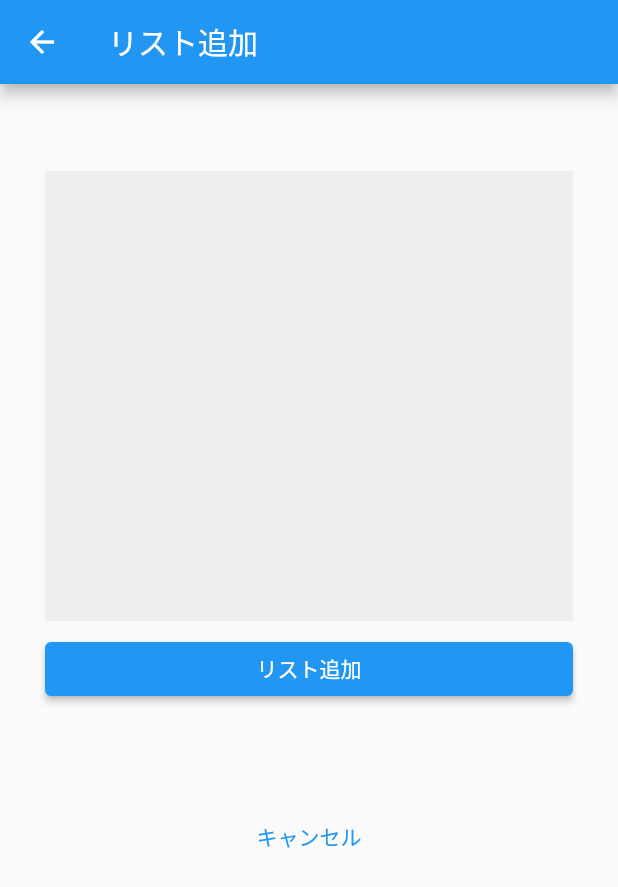
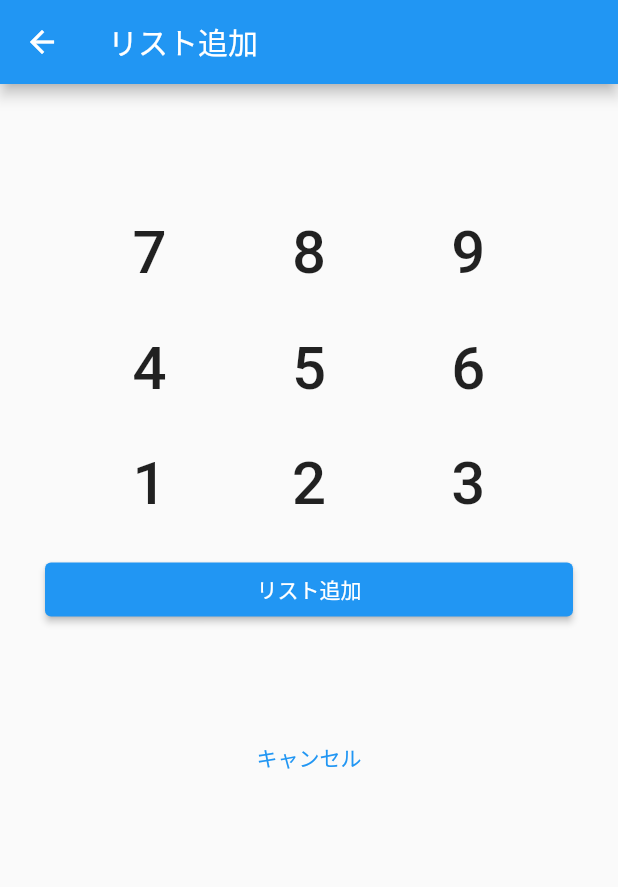
Before and after one commit to iseruuuuu/money_calc_app, a Flutter app: the screen it shows after launch, after a tap on the "add" icon, on a phone screen of 412 x 824 dp. Shown: the top 887 px of the screen. Run offline on Flutter 3.47's test engine with Material 2 defaults, Android fonts, the phone set to English and light mode, and no system bars; our stand-ins replace shared_preferences.

Commit message:
add: 追加画面で電卓風になボタンを追加

```diff
--- a/lib/add_money.dart
+++ b/lib/add_money.dart
@@ -1,4 +1,7 @@
 import 'package:flutter/material.dart';
+import 'package:flutter/services.dart';
+
+import 'cal/number_calc_button.dart';
 
 class TodoAddPage extends StatefulWidget {
 
@@ -8,8 +11,13 @@ class TodoAddPage extends StatefulWidget {
 
 class _TodoAddPageState extends State<TodoAddPage> {
 
-  String _text = '';
+  String expression = '';
   bool cancel = false;
+
+  void numClick(String text) {
+    setState(() => expression += text);
+  }
+
 
 
   @override
@@ -28,122 +36,122 @@ class _TodoAddPageState extends State<TodoAddPage> {
               mainAxisAlignment: MainAxisAlignment.center,
               children: <Widget>[
                 const SizedBox(height: 8,),
-                Container(
-                  height: 300,
-                  color: const Color(0xffeeeeee),
-                  padding: const EdgeInsets.all(10.0),
-                  child: ConstrainedBox(
-                    constraints: const BoxConstraints(
-                      maxHeight: 200.0,
+                Text(expression),
+
+
+                Row(
+                  mainAxisAlignment: MainAxisAlignment.spaceEvenly,
+                  children: <Widget>[
+                    NumberCalcButton(
+                      text: '7',
+                      textSize: 40,
+                      fillColor: 0xff424242,
+                      textColor: 0xFFFFFFFF,
+                      callback: numClick,
                     ),
-                    child: Scrollbar(
-                      child: SingleChildScrollView(
-                        scrollDirection: Axis.vertical,
-                        reverse: true,
-                        child: SizedBox(
-                          height: 190.0,
-                          child: TextField(
-                            maxLines: 10,
-                            decoration: const InputDecoration(
-                              border: InputBorder.none,
+                    NumberCalcButton(
+                      text: '8',
+                      textSize: 40,
+                      fillColor: 0xff424242,
+                      textColor: 0xFFFFFFFF,
+                      callback: numClick,
                     ),
-                            onChanged: (String value) {
-                              setState(() {
-                                _text  = value;
-                              });
-                            },
+                    NumberCalcButton(
+                      text: '9',
+                      textSize: 40,
+                      fillColor: 0xff424242,
+                      textColor: 0xFFFFFFFF,
+                      callback: numClick,
                     ),
+                  ],
                 ),
+                Row(
+                  mainAxisAlignment: MainAxisAlignment.spaceEvenly,
+                  children: <Widget>[
+                    NumberCalcButton(
+                      text: '4',
+                      textSize: 40,
+                      fillColor: 0xff424242,
+                      textColor: 0xFFFFFFFF,
+                      callback: numClick,
                     ),
+                    NumberCalcButton(
+                      text: '5',
+                      textSize: 40,
+                      fillColor: 0xff424242,
+                      textColor: 0xFFFFFFFF,
+                      callback: numClick,
                     ),
+                    NumberCalcButton(
+                      text: '6',
+                      textSize: 40,
+                      fillColor: 0xff424242,
+                      textColor: 0xFFFFFFFF,
+                      callback: numClick,
                     ),
+                  ],
+                ),
+                Row(
+                  mainAxisAlignment: MainAxisAlignment.spaceEvenly,
+                  children: <Widget>[
+                    NumberCalcButton(
+                      text: '1',
+                      textSize: 40,
+                      fillColor: 0xff424242,
+                      textColor: 0xFFFFFFFF,
+                      callback: numClick,
+                    ),
+                    NumberCalcButton(
+                      text: '2',
+                      textSize: 40,
+                      fillColor: 0xff424242,
+                      textColor: 0xFFFFFFFF,
+                      callback: numClick,
+                    ),
+                    NumberCalcButton(
+                      text: '3',
+                      textSize: 40,
+                      fillColor: 0xff424242,
+                      textColor: 0xFFFFFFFF,
+                      callback: numClick,
+                    ),
+                  ],
                 ),
                 const SizedBox(height: 8),
                 SizedBox(
-                  // 横幅いっぱいに広げる
                   width: double.infinity,
-                  // リスト追加ボタン
                   child: ElevatedButton(
                     onPressed: () {
-                      if (cancel == true) {
+
                       var now = new DateTime.now();
                       //var formatter = DateFormat('yyyy/MM/dd  HH:mm');
                       // String formattedDate = formatter.format(now); // 2016-01-25
                       final post = '\n'
                       // '$formattedDate \n'
                           '\n'
-                            '$_text';
+                          '$expression';
                       Navigator.of(context).pop(post);
-                      }else{
-                        showDialog(
-                          context: context,
-                          builder: (_) {
-                            return AlertDialog(
-                              title: const Center(
-                                  child: Text(
-                                    "\n"
-                                        "ツイートしましたか？",style: TextStyle(color: Colors.black),)),
-                              content: const Text("リストの追加の前にツイートしておくことをオススメします。"),
-                              actions: <Widget>[
-                                // ボタン領域
-                                Center(
-                                  child: Row(
-                                    mainAxisAlignment: MainAxisAlignment.center,
-                                    children: [
-                                      Padding(
-                                        padding: const EdgeInsets.only(right: 20,left: 0),
-                                        child: TextButton(
-                                          child: const Text("ツイートする",style: TextStyle(fontSize: 15),
-                                          ),
-                                          onPressed: () => Navigator.pop(context),
-                                        ),
-                                      ),
-                                      Padding(
-                                        padding: const EdgeInsets.only(right: 0,left: 20),
-                                        child: TextButton(
-                                          child: Text("リストに追加",style: const TextStyle(fontSize: 15),),
-                                          onPressed: () {
-                                            cancel = true;
-                                            Navigator.pop(context);
-                                          },
-                                        ),
-                                      ),
-                                    ],
-                                  ),
-                                ),
-                              ],
-                            );
-                          },
-                        );
-                      }
                     },
                     child: const Text('リスト追加', style: TextStyle(color: Colors.white)),
                   ),
                 ),
                 const SizedBox(height: 8),
-                Container(
+                SizedBox(
                   width: double.infinity,
                   child: TextButton(
-                    onPressed: () {},
-                    child: Padding(
-                      padding: const EdgeInsets.symmetric(vertical: 20),
-                      child: Row(
-                        mainAxisAlignment: MainAxisAlignment.center,
-                        children: [
-                          SizedBox(width: 10.0),
-                        ],
-                      ),
+                    onPressed: () {
+
+                    },
+                    child: const Padding(
+                      padding: EdgeInsets.symmetric(vertical: 20),
+                      child: SizedBox(width: 10.0),
                     ),
                   ),
                 ),
                 SizedBox(
-                  // 横幅いっぱいに広げる
                   width: double.infinity,
-                  // キャンセルボタン
                   child: TextButton(
-                    // ボタンをクリックした時の処理
                     onPressed: () {
-                      //TODO キャンセルダイアログを出す
                       Navigator.of(context).pop();
                     },
                     child: const Text('キャンセル'),
--- /dev/null
+++ b/lib/cal/number_calc_button.dart
@@ -0,0 +1,55 @@
+import 'package:flutter/material.dart';
+import 'package:flutter/services.dart';
+
+class NumberCalcButton extends StatelessWidget {
+  final String text;
+  final int fillColor;
+  final int textColor;
+  final double textSize;
+  final Function callback;
+
+  const NumberCalcButton({
+    Key? key,
+    required this.text,
+    required this.fillColor,
+    this.textColor = 0xFFFFFFFF,
+    this.textSize = 28,
+    required this.callback,
+  }) : super(key: key);
+
+  @override
+  Widget build(BuildContext context) {
+    return Container(
+      margin: EdgeInsets.only(top: 2,bottom: 2,right: 0,left: 0),
+      child: SizedBox(
+        width: 73,
+        height: 73,
+        child: Theme(
+          data: ThemeData(splashColor: Colors.white),
+          child: Material(
+            elevation: 0,
+            clipBehavior: Clip.hardEdge,
+            color: Colors.transparent,
+            child: InkWell(
+              child: FlatButton(
+                shape: RoundedRectangleBorder(
+                  borderRadius: BorderRadius .circular(50),
+                ),
+                onPressed: () {
+                  callback(text);
+                  HapticFeedback.selectionClick();
+                },
+                child: Text(
+                  text,
+                  style: TextStyle(
+                    fontSize: textSize,
+                  ),
+                ),
+              ),
+            ),
+          ),
+        ),
+      ),
+    );
+  }
+}
--- a/lib/main.dart
+++ b/lib/main.dart
@@ -3,10 +3,12 @@
 import 'add_money.dart';
 
 void main() {
-  runApp(MyApp());
+  runApp(const MyApp());
 }
 
 class MyApp extends StatelessWidget {
+  const MyApp({Key? key}) : super(key: key);
+
   @override
   Widget build(BuildContext context) {
     return MaterialApp(
@@ -17,7 +19,7 @@
       ),
       home: GestureDetector(
         onTap: () => FocusScope.of(context).unfocus(),
-        child :TodoListPage(),
+        child :const TodoListPage(),
       ),
     );
   }
@@ -33,15 +35,14 @@
 class _TodoListPageState extends State<TodoListPage> {
   List<String> todoList = [];
 
-  Future<void> sharePrefrence() async {
+  Future<void> setPreference() async {
     Future<SharedPreferences> _prefs = SharedPreferences.getInstance();
     final SharedPreferences prefs = await _prefs;
     prefs.setStringList('key', todoList);
   }
 
-  _getPrefItems() async {
+  getPreference() async {
     SharedPreferences prefs = await SharedPreferences.getInstance();
-    // 以下の「counter」がキー名。見つからなければ０を返す
     setState(() {
       todoList = prefs.getStringList('key') ?? [];
     });
@@ -50,14 +51,14 @@
   @override
   void initState() {
     super.initState();
-    _getPrefItems();
+    getPreference();
   }
 
   @override
   void setState(VoidCallback fn) {
     super.setState(fn);
     setState(() {
-      sharePrefrence();
+      setPreference();
     });
   }
 
@@ -67,10 +68,7 @@
       appBar: AppBar(
         title: const Text('給料明細'),
       ),
-      body:
-
-      (todoList.isNotEmpty) ?
-
+      body: (todoList.isNotEmpty) ?
       ListView.builder(
         itemCount: todoList.length,
         itemBuilder: (context, index) {
@@ -87,9 +85,11 @@
                 );
               }
             },
-
-            child: SizedBox(
-              height: 300,
+            child: Column(
+              children: [
+                Text('◯月◯日時点の合計額： 4000円'),
+                SizedBox(
+                  height: 100,
                   child: Card(
                     child: ListTile(
                       title: Column(
@@ -100,6 +100,8 @@
                       ),
                     ),
                   ),
+                ),
+              ],
             ),
           );
         },
```
Lines whose indentation alone changed are shown as unchanged.
